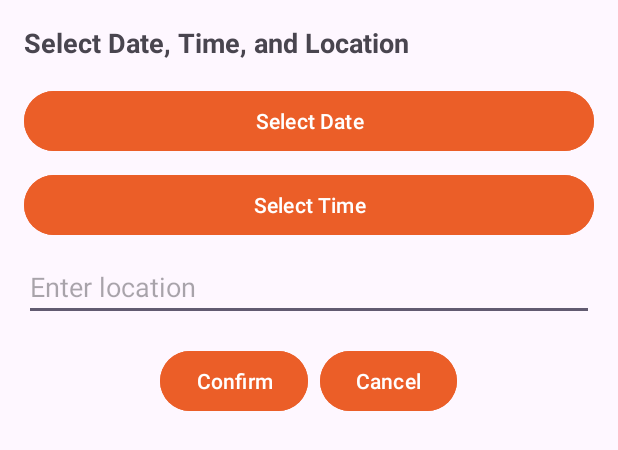
After one commit to tigerokuma/HoopHub, an Android app built with Jetpack Compose: the layout fragment_invite_bottom_sheet.xml on its own in the app's theme, with its tools: preview values and no code run, on a phone screen of 412 x 824 dp. The commit adds this screen. Shown: the top 450 px of the screen. Run offline under Robolectric (Android 15) with nearby library versions, the phone set to English and light mode, and no system bars.

Commit message:
re-added invite fragment/bottom sheet

```diff
--- a/app/build.gradle.kts
+++ b/app/build.gradle.kts
@@ -79,6 +79,7 @@ dependencies {
     implementation("com.google.androidbrowserhelper:androidbrowserhelper:2.4.0")
     implementation("com.google.android.gms:play-services-maps:18.1.0")
     implementation(libs.androidx.core)
+    implementation(libs.cronet.embedded)
 
     // Testing
     testImplementation("junit:junit:4.13.2")
@@ -113,4 +114,8 @@ dependencies {
     // Navigation
     implementation("androidx.navigation:navigation-fragment-ktx:2.7.1")
     implementation("androidx.navigation:navigation-ui-ktx:2.7.1")
+
+    implementation (libs.retrofit)
+    implementation (libs.converter.gson)
+
 }
--- a/app/src/main/java/com/example/hoophubskeleton/ApiUtils.kt
+++ b/app/src/main/java/com/example/hoophubskeleton/ApiUtils.kt
@@ -6,8 +6,13 @@ import com.example.hoophubskeleton.data.PlaceApiResponse
 import com.example.hoophubskeleton.network.GooglePlacesAPI
 import retrofit2.*
 import retrofit2.converter.gson.GsonConverterFactory
+import retrofit2.Call
+import retrofit2.Callback
+import retrofit2.Response
+
 
 import android.content.Context
+// import org.chromium.base.Callback
 
 fun fetchNearbyBasketballCourts(
     context: Context,
--- /dev/null
+++ b/app/src/main/res/layout/fragment_invite_bottom_sheet.xml
@@ -0,0 +1,67 @@
+<?xml version="1.0" encoding="utf-8"?>
+<LinearLayout xmlns:android="http://schemas.android.com/apk/res/android"
+    android:layout_width="match_parent"
+    android:layout_height="wrap_content"
+    android:orientation="vertical"
+    android:padding="16dp">
+
+    <TextView
+        android:layout_width="wrap_content"
+        android:layout_height="wrap_content"
+        android:text="@string/dateTimeLoc"
+        android:textSize="18sp"
+        android:textStyle="bold"
+        android:paddingBottom="16dp"/>
+
+    <Button
+        android:id="@+id/selectDateButton"
+        android:layout_width="match_parent"
+        android:layout_height="wrap_content"
+        android:text="@string/select_date"
+        android:backgroundTint="@color/highlight"
+        android:textColor="@color/white"/>
+
+    <Button
+        android:id="@+id/selectTimeButton"
+        android:layout_width="match_parent"
+        android:layout_height="wrap_content"
+        android:text="@string/select_time"
+        android:layout_marginTop="8dp"
+        android:backgroundTint="@color/highlight"
+        android:textColor="@color/white"/>
+
+    <EditText
+        android:id="@+id/locationEditText"
+        android:layout_width="match_parent"
+        android:layout_height="wrap_content"
+        android:hint="@string/enter_location"
+        android:layout_marginTop="8dp"/>
+
+    <LinearLayout
+        android:layout_width="wrap_content"
+        android:layout_height="wrap_content"
+        android:orientation="horizontal"
+        android:layout_gravity="center_horizontal">
+
+        <Button
+            android:id="@+id/inviteConfirmButton"
+            android:layout_width="match_parent"
+            android:layout_height="wrap_content"
+            android:text="@string/confirm"
+            android:layout_marginTop="16dp"
+            android:layout_marginEnd="8dp"
+            android:backgroundTint="@color/highlight"
+            android:textColor="@color/white"/>
+
+        <Button
+            android:id="@+id/inviteCancelButton"
+            android:layout_width="match_parent"
+            android:layout_height="wrap_content"
+            android:text="@string/cancel"
+            android:layout_marginTop="16dp"
+            android:backgroundTint="@color/highlight"
+            android:textColor="@color/white"
+            />
+
+    </LinearLayout>
+</LinearLayout>
--- a/app/src/main/res/values/strings.xml
+++ b/app/src/main/res/values/strings.xml
@@ -1,5 +1,11 @@
 <resources>
     <string name="app_name">HoopHub</string>
+    <string name="dateTimeLoc">Select Date, Time, and Location</string>
+    <string name="select_date">Select Date</string>
+    <string name="select_time">Select Time</string>
+    <string name="enter_location">Enter location</string>
+    <string name="confirm">Confirm</string>
+    <string name="cancel">Cancel</string>
     <string-array name="top_menu_items">
         <item>Players</item>
         <item>Courts</item>
--- a/gradle/libs.versions.toml
+++ b/gradle/libs.versions.toml
@@ -1,5 +1,6 @@
 [versions]
 agp = "8.6.1"
+converterGson = "2.11.0"
 glide = "4.12"
 kotlin = "1.9.10"
 coreKtx = "1.15.0"
@@ -18,9 +19,11 @@ playServicesMaps = "19.0.0"
 playServicesLocation = "21.3.0"
 androidbrowserhelper = "2.5.0"
 core = "1.15.0"
+cronetEmbedded = "119.6045.31"
 
 [libraries]
 androidx-core-ktx = { group = "androidx.core", name = "core-ktx", version.ref = "coreKtx" }
+converter-gson = { module = "com.squareup.retrofit2:converter-gson", version.ref = "converterGson" }
 glide = { module = "com.github.bumptech.glide:glide", version.ref = "glide" }
 junit = { group = "junit", name = "junit", version.ref = "junit" }
 androidx-junit = { group = "androidx.test.ext", name = "junit", version.ref = "junitVersion" }
@@ -37,6 +40,8 @@ play-services-maps = { module = "com.google.android.gms:play-services-maps", ver
 play-services-location = { group = "com.google.android.gms", name = "play-services-location", version.ref = "playServicesLocation" }
 androidbrowserhelper = { group = "com.google.androidbrowserhelper", name = "androidbrowserhelper", version.ref = "androidbrowserhelper" }
 androidx-core = { group = "androidx.core", name = "core", version.ref = "core" }
+cronet-embedded = { group = "org.chromium.net", name = "cronet-embedded", version.ref = "cronetEmbedded" }
+retrofit = { module = "com.squareup.retrofit2:retrofit", version.ref = "converterGson" }
 
 [plugins]
 android-application = { id = "com.android.application", version.ref = "agp" }
```
Also changed, not shown: app/src/main/java/com/example/hoophubskeleton/adapter/PlayerCardAdapter.kt (+8 -3 lines), app/src/main/java/com/example/hoophubskeleton/fragment/InviteBottomSheetFragment.kt (added, +95 -0 lines), app/src/main/java/com/example/hoophubskeleton/fragment/PlayersFragment.kt (+7 -1 lines), 3 other files.
